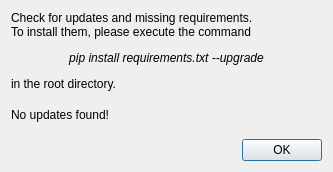
Above: ui/UpdateChecker.ui from RandyParedis/GraphDonkey before the change. Below: the same form after it.
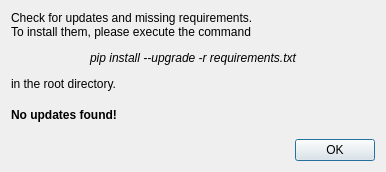
That is the form after the change.

What changed in the file:
```diff
--- a/ui/UpdateChecker.ui
+++ b/ui/UpdateChecker.ui
@@ -6,7 +6,7 @@
    <rect>
     <x>0</x>
     <y>0</y>
-    <width>333</width>
+    <width>386</width>
     <height>172</height>
    </rect>
   </property>
@@ -14,13 +14,6 @@
    <string>Check for Updates</string>
   </property>
   <layout class="QGridLayout" name="gridLayout">
-   <item row="1" column="0">
-    <widget class="QLabel" name="lbl_info">
-     <property name="text">
-      <string>No updates found!</string>
-     </property>
-    </widget>
-   </item>
    <item row="2" column="0" colspan="2">
     <widget class="QDialogButtonBox" name="buttonBox">
      <property name="orientation">
@@ -34,7 +27,17 @@
    <item row="0" column="0" colspan="2">
     <widget class="QLabel" name="label">
      <property name="text">
-      <string>&lt;html&gt;&lt;head/&gt;&lt;body&gt;&lt;p align=&quot;justify&quot;&gt;Check for updates and missing requirements.&lt;br/&gt;To install them, please execute the command&lt;/p&gt;&lt;p align=&quot;center&quot;&gt;&lt;span style=&quot; font-style:italic;&quot;&gt;pip install requirements.txt --upgrade&lt;/span&gt;&lt;/p&gt;&lt;p&gt;in the root directory.&lt;/p&gt;&lt;/body&gt;&lt;/html&gt;</string>
+      <string>&lt;html&gt;&lt;head/&gt;&lt;body&gt;&lt;p align=&quot;justify&quot;&gt;Check for updates and missing requirements.&lt;br/&gt;To install them, please execute the command&lt;/p&gt;&lt;p align=&quot;center&quot;&gt;&lt;span style=&quot; font-style:italic;&quot;&gt;pip install --upgrade -r requirements.txt&lt;/span&gt;&lt;/p&gt;&lt;p&gt;in the root directory.&lt;/p&gt;&lt;/body&gt;&lt;/html&gt;</string>
+     </property>
+     <property name="textFormat">
+      <enum>Qt::RichText</enum>
+     </property>
+    </widget>
+   </item>
+   <item row="1" column="0" colspan="2">
+    <widget class="QLabel" name="lbl_info">
+     <property name="text">
+      <string>&lt;html&gt;&lt;head/&gt;&lt;body&gt;&lt;p&gt;&lt;span style=&quot; font-weight:600;&quot;&gt;No updates found!&lt;/span&gt;&lt;/p&gt;&lt;/body&gt;&lt;/html&gt;</string>
      </property>
      <property name="textFormat">
       <enum>Qt::RichText</enum>
```
